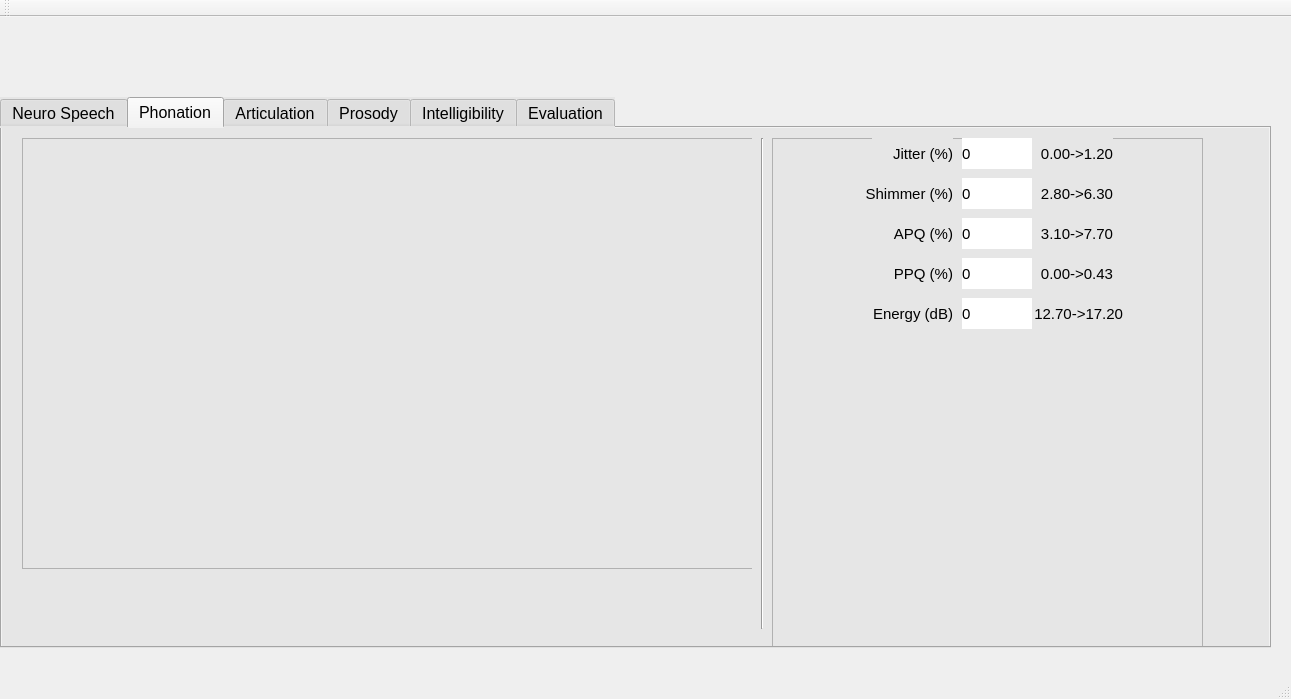
First picture: the form in src/PDTool/mainwindow.ui, repository jcvasquezc/NeuroSpeech, before the edit.
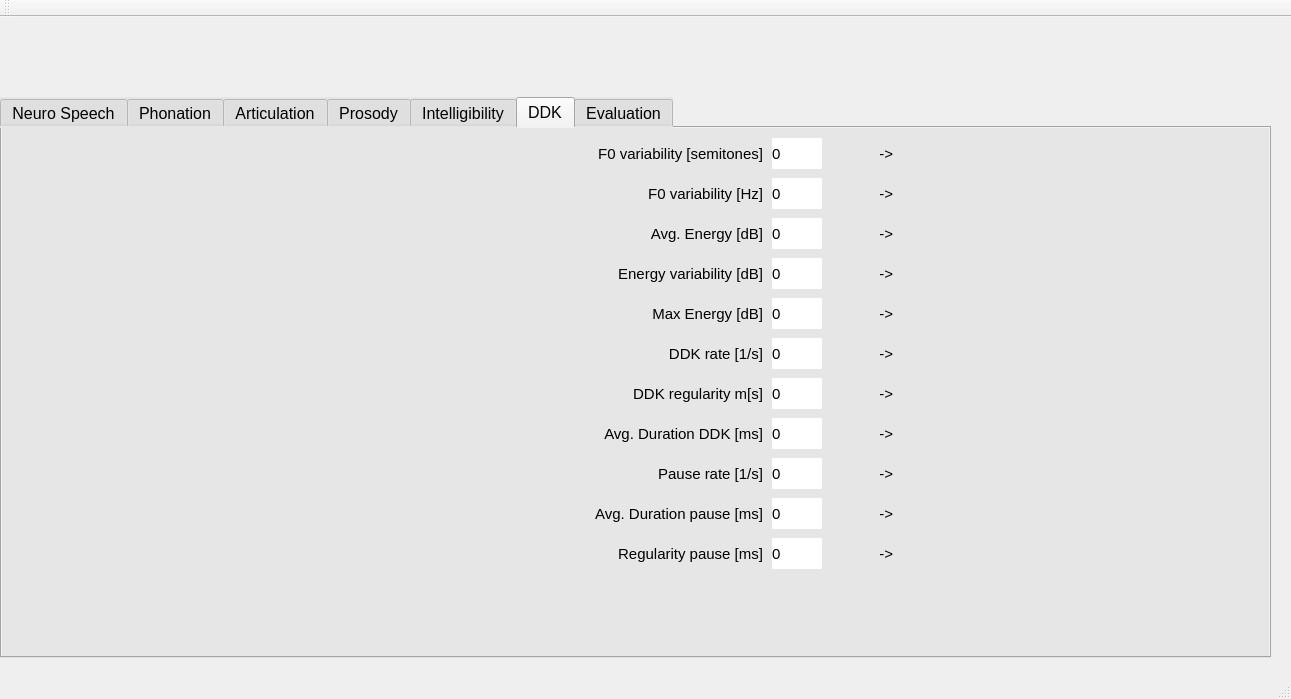
Second picture: the form after the edit. The open tabs and pages were chosen to show the change. Custom widgets are drawn as their Qt base class.

Patch:
```diff
--- a/src/PDTool/mainwindow.ui
+++ b/src/PDTool/mainwindow.ui
@@ -20,7 +20,7 @@
       <x>0</x>
       <y>80</y>
       <width>1271</width>
-      <height>551</height>
+      <height>561</height>
      </rect>
     </property>
     <property name="font">
@@ -305,7 +305,7 @@
         <x>20</x>
         <y>10</y>
         <width>731</width>
-        <height>431</height>
+        <height>461</height>
        </rect>
       </property>
       <property name="frameShape">
@@ -344,9 +344,9 @@
      <widget class="QFrame" name="frame_3">
       <property name="geometry">
        <rect>
-        <x>770</x>
+        <x>760</x>
         <y>10</y>
-        <width>431</width>
+        <width>491</width>
         <height>511</height>
        </rect>
       </property>
@@ -359,9 +359,9 @@
       <widget class="QLabel" name="label_8">
        <property name="geometry">
         <rect>
-         <x>190</x>
+         <x>90</x>
          <y>0</y>
-         <width>71</width>
+         <width>61</width>
          <height>31</height>
         </rect>
        </property>
@@ -381,7 +381,7 @@
       <widget class="QLabel" name="label_3">
        <property name="geometry">
         <rect>
-         <x>100</x>
+         <x>10</x>
          <y>0</y>
          <width>81</width>
          <height>31</height>
@@ -393,7 +393,7 @@
         </font>
        </property>
        <property name="text">
-        <string>Jitter (%)</string>
+        <string>Jitter(%)</string>
        </property>
        <property name="alignment">
         <set>Qt::AlignRight|Qt::AlignTrailing|Qt::AlignVCenter</set>
@@ -402,31 +402,9 @@
       <widget class="QLabel" name="label_10">
        <property name="geometry">
         <rect>
-         <x>190</x>
-         <y>80</y>
-         <width>71</width>
-         <height>31</height>
-        </rect>
-       </property>
-       <property name="font">
-        <font>
-         <pointsize>11</pointsize>
-        </font>
-       </property>
-       <property name="styleSheet">
-        <string notr="true">background-color: rgb(255, 255, 255);
-border-color: rgb(0, 0, 0);</string>
-       </property>
-       <property name="text">
-        <string>0</string>
-       </property>
-      </widget>
-      <widget class="QLabel" name="label_12">
-       <property name="geometry">
-        <rect>
-         <x>190</x>
-         <y>160</y>
-         <width>71</width>
+         <x>340</x>
+         <y>40</y>
+         <width>61</width>
          <height>31</height>
         </rect>
        </property>
@@ -446,7 +424,7 @@
       <widget class="QLabel" name="label_4">
        <property name="geometry">
         <rect>
-         <x>90</x>
+         <x>0</x>
          <y>40</y>
          <width>91</width>
          <height>31</height>
@@ -458,7 +436,7 @@
         </font>
        </property>
        <property name="text">
-        <string>Shimmer (%)</string>
+        <string>Shimmer(%)</string>
        </property>
        <property name="alignment">
         <set>Qt::AlignRight|Qt::AlignTrailing|Qt::AlignVCenter</set>
@@ -467,9 +445,9 @@
       <widget class="QLabel" name="label_11">
        <property name="geometry">
         <rect>
-         <x>190</x>
-         <y>120</y>
-         <width>71</width>
+         <x>340</x>
+         <y>0</y>
+         <width>61</width>
          <height>31</height>
         </rect>
        </property>
@@ -489,9 +467,9 @@
       <widget class="QLabel" name="label_9">
        <property name="geometry">
         <rect>
-         <x>190</x>
+         <x>90</x>
          <y>40</y>
-         <width>71</width>
+         <width>61</width>
          <height>31</height>
         </rect>
        </property>
@@ -511,9 +489,9 @@
       <widget class="QLabel" name="label_5">
        <property name="geometry">
         <rect>
-         <x>100</x>
-         <y>80</y>
-         <width>81</width>
+         <x>280</x>
+         <y>40</y>
+         <width>61</width>
          <height>31</height>
         </rect>
        </property>
@@ -523,28 +501,7 @@
         </font>
        </property>
        <property name="text">
-        <string>APQ (%)</string>
-       </property>
-       <property name="alignment">
-        <set>Qt::AlignRight|Qt::AlignTrailing|Qt::AlignVCenter</set>
-       </property>
-      </widget>
-      <widget class="QLabel" name="label_7">
-       <property name="geometry">
-        <rect>
-         <x>100</x>
-         <y>160</y>
-         <width>81</width>
-         <height>31</height>
-        </rect>
-       </property>
-       <property name="font">
-        <font>
-         <pointsize>11</pointsize>
-        </font>
-       </property>
-       <property name="text">
-        <string>Energy (dB)</string>
+        <string>APQ(%)</string>
        </property>
        <property name="alignment">
         <set>Qt::AlignRight|Qt::AlignTrailing|Qt::AlignVCenter</set>
@@ -553,9 +510,9 @@
       <widget class="QLabel" name="label_6">
        <property name="geometry">
         <rect>
-         <x>110</x>
-         <y>120</y>
-         <width>71</width>
+         <x>280</x>
+         <y>0</y>
+         <width>61</width>
          <height>31</height>
         </rect>
        </property>
@@ -565,7 +522,7 @@
         </font>
        </property>
        <property name="text">
-        <string>PPQ (%)</string>
+        <string>PPQ(%)</string>
        </property>
        <property name="alignment">
         <set>Qt::AlignRight|Qt::AlignTrailing|Qt::AlignVCenter</set>
@@ -574,7 +531,7 @@
       <widget class="QLabel" name="label_93">
        <property name="geometry">
         <rect>
-         <x>260</x>
+         <x>150</x>
          <y>0</y>
          <width>81</width>
          <height>31</height>
@@ -595,7 +552,7 @@
       <widget class="QLabel" name="label_94">
        <property name="geometry">
         <rect>
-         <x>260</x>
+         <x>150</x>
          <y>40</y>
          <width>81</width>
          <height>31</height>
@@ -616,8 +573,8 @@
       <widget class="QLabel" name="label_95">
        <property name="geometry">
         <rect>
-         <x>260</x>
-         <y>80</y>
+         <x>400</x>
+         <y>40</y>
          <width>81</width>
          <height>31</height>
         </rect>
@@ -637,8 +594,8 @@
       <widget class="QLabel" name="label_96">
        <property name="geometry">
         <rect>
-         <x>260</x>
-         <y>120</y>
+         <x>400</x>
+         <y>0</y>
          <width>81</width>
          <height>31</height>
         </rect>
@@ -655,34 +612,13 @@
         <set>Qt::AlignRight|Qt::AlignTrailing|Qt::AlignVCenter</set>
        </property>
       </widget>
-      <widget class="QLabel" name="label_97">
-       <property name="geometry">
-        <rect>
-         <x>260</x>
-         <y>160</y>
-         <width>91</width>
-         <height>31</height>
-        </rect>
-       </property>
-       <property name="font">
-        <font>
-         <pointsize>11</pointsize>
-        </font>
-       </property>
-       <property name="text">
-        <string>12.70-&gt;17.20</string>
-       </property>
-       <property name="alignment">
-        <set>Qt::AlignRight|Qt::AlignTrailing|Qt::AlignVCenter</set>
-       </property>
-      </widget>
       <widget class="QLabel" name="radarPhon">
        <property name="geometry">
         <rect>
-         <x>69</x>
-         <y>198</y>
-         <width>311</width>
-         <height>301</height>
+         <x>70</x>
+         <y>158</y>
+         <width>341</width>
+         <height>341</height>
         </rect>
        </property>
        <property name="text">
@@ -693,7 +629,7 @@
      <widget class="Line" name="line">
       <property name="geometry">
        <rect>
-        <x>750</x>
+        <x>740</x>
         <y>10</y>
         <width>20</width>
         <height>491</height>
@@ -3312,6 +3248,789 @@
       </property>
       <property name="text">
        <string/>
+      </property>
+     </widget>
+     <widget class="QLabel" name="label_191">
+      <property name="geometry">
+       <rect>
+        <x>1040</x>
+        <y>70</y>
+        <width>51</width>
+        <height>31</height>
+       </rect>
+      </property>
+      <property name="font">
+       <font>
+        <pointsize>11</pointsize>
+       </font>
+      </property>
+      <property name="styleSheet">
+       <string notr="true">background-color: rgb(255, 255, 255);
+border-color: rgb(0, 0, 0);</string>
+      </property>
+      <property name="text">
+       <string/>
+      </property>
+     </widget>
+    </widget>
+    <widget class="QWidget" name="tab_7">
+     <attribute name="title">
+      <string>DDK</string>
+     </attribute>
+     <widget class="QCustomPlot" name="customPlot_10" native="true">
+      <property name="geometry">
+       <rect>
+        <x>10</x>
+        <y>10</y>
+        <width>571</width>
+        <height>151</height>
+       </rect>
+      </property>
+      <property name="styleSheet">
+       <string notr="true">background-color: rgb(230, 230, 230);</string>
+      </property>
+     </widget>
+     <widget class="QCustomPlot" name="customPlot_11" native="true">
+      <property name="geometry">
+       <rect>
+        <x>10</x>
+        <y>170</y>
+        <width>571</width>
+        <height>161</height>
+       </rect>
+      </property>
+      <property name="styleSheet">
+       <string notr="true">background-color: rgb(230, 230, 230);</string>
+      </property>
+     </widget>
+     <widget class="QCustomPlot" name="customPlot_12" native="true">
+      <property name="geometry">
+       <rect>
+        <x>10</x>
+        <y>350</y>
+        <width>571</width>
+        <height>151</height>
+       </rect>
+      </property>
+      <property name="styleSheet">
+       <string notr="true">background-color: rgb(230, 230, 230);</string>
+      </property>
+     </widget>
+     <widget class="QLabel" name="label_159">
+      <property name="geometry">
+       <rect>
+        <x>770</x>
+        <y>50</y>
+        <width>51</width>
+        <height>31</height>
+       </rect>
+      </property>
+      <property name="font">
+       <font>
+        <pointsize>11</pointsize>
+       </font>
+      </property>
+      <property name="styleSheet">
+       <string notr="true">background-color: rgb(255, 255, 255);
+border-color: rgb(0, 0, 0);</string>
+      </property>
+      <property name="text">
+       <string>0</string>
+      </property>
+     </widget>
+     <widget class="QLabel" name="label_160">
+      <property name="geometry">
+       <rect>
+        <x>770</x>
+        <y>130</y>
+        <width>51</width>
+        <height>31</height>
+       </rect>
+      </property>
+      <property name="font">
+       <font>
+        <pointsize>11</pointsize>
+       </font>
+      </property>
+      <property name="styleSheet">
+       <string notr="true">background-color: rgb(255, 255, 255);
+border-color: rgb(0, 0, 0);</string>
+      </property>
+      <property name="text">
+       <string>0</string>
+      </property>
+     </widget>
+     <widget class="QLabel" name="label_161">
+      <property name="geometry">
+       <rect>
+        <x>770</x>
+        <y>330</y>
+        <width>51</width>
+        <height>31</height>
+       </rect>
+      </property>
+      <property name="font">
+       <font>
+        <pointsize>11</pointsize>
+       </font>
+      </property>
+      <property name="styleSheet">
+       <string notr="true">background-color: rgb(255, 255, 255);
+border-color: rgb(0, 0, 0);</string>
+      </property>
+      <property name="text">
+       <string>0</string>
+      </property>
+     </widget>
+     <widget class="QLabel" name="label_162">
+      <property name="geometry">
+       <rect>
+        <x>770</x>
+        <y>370</y>
+        <width>51</width>
+        <height>31</height>
+       </rect>
+      </property>
+      <property name="font">
+       <font>
+        <pointsize>11</pointsize>
+       </font>
+      </property>
+      <property name="styleSheet">
+       <string notr="true">background-color: rgb(255, 255, 255);
+border-color: rgb(0, 0, 0);</string>
+      </property>
+      <property name="text">
+       <string>0</string>
+      </property>
+     </widget>
+     <widget class="QLabel" name="label_163">
+      <property name="geometry">
+       <rect>
+        <x>770</x>
+        <y>250</y>
+        <width>51</width>
+        <height>31</height>
+       </rect>
+      </property>
+      <property name="font">
+       <font>
+        <pointsize>11</pointsize>
+       </font>
+      </property>
+      <property name="styleSheet">
+       <string notr="true">background-color: rgb(255, 255, 255);
+border-color: rgb(0, 0, 0);</string>
+      </property>
+      <property name="text">
+       <string>0</string>
+      </property>
+     </widget>
+     <widget class="QLabel" name="label_164">
+      <property name="geometry">
+       <rect>
+        <x>770</x>
+        <y>410</y>
+        <width>51</width>
+        <height>31</height>
+       </rect>
+      </property>
+      <property name="font">
+       <font>
+        <pointsize>11</pointsize>
+       </font>
+      </property>
+      <property name="styleSheet">
+       <string notr="true">background-color: rgb(255, 255, 255);
+border-color: rgb(0, 0, 0);</string>
+      </property>
+      <property name="text">
+       <string>0</string>
+      </property>
+     </widget>
+     <widget class="QLabel" name="label_165">
+      <property name="geometry">
+       <rect>
+        <x>770</x>
+        <y>90</y>
+        <width>51</width>
+        <height>31</height>
+       </rect>
+      </property>
+      <property name="font">
+       <font>
+        <pointsize>11</pointsize>
+       </font>
+      </property>
+      <property name="styleSheet">
+       <string notr="true">background-color: rgb(255, 255, 255);
+border-color: rgb(0, 0, 0);</string>
+      </property>
+      <property name="text">
+       <string>0</string>
+      </property>
+     </widget>
+     <widget class="QLabel" name="label_166">
+      <property name="geometry">
+       <rect>
+        <x>770</x>
+        <y>290</y>
+        <width>51</width>
+        <height>31</height>
+       </rect>
+      </property>
+      <property name="font">
+       <font>
+        <pointsize>11</pointsize>
+       </font>
+      </property>
+      <property name="styleSheet">
+       <string notr="true">background-color: rgb(255, 255, 255);
+border-color: rgb(0, 0, 0);</string>
+      </property>
+      <property name="text">
+       <string>0</string>
+      </property>
+     </widget>
+     <widget class="QLabel" name="label_167">
+      <property name="geometry">
+       <rect>
+        <x>770</x>
+        <y>10</y>
+        <width>51</width>
+        <height>31</height>
+       </rect>
+      </property>
+      <property name="font">
+       <font>
+        <pointsize>11</pointsize>
+       </font>
+      </property>
+      <property name="styleSheet">
+       <string notr="true">background-color: rgb(255, 255, 255);
+border-color: rgb(0, 0, 0);</string>
+      </property>
+      <property name="text">
+       <string>0</string>
+      </property>
+     </widget>
+     <widget class="QLabel" name="label_168">
+      <property name="geometry">
+       <rect>
+        <x>770</x>
+        <y>170</y>
+        <width>51</width>
+        <height>31</height>
+       </rect>
+      </property>
+      <property name="font">
+       <font>
+        <pointsize>11</pointsize>
+       </font>
+      </property>
+      <property name="styleSheet">
+       <string notr="true">background-color: rgb(255, 255, 255);
+border-color: rgb(0, 0, 0);</string>
+      </property>
+      <property name="text">
+       <string>0</string>
+      </property>
+     </widget>
+     <widget class="QLabel" name="label_169">
+      <property name="geometry">
+       <rect>
+        <x>770</x>
+        <y>210</y>
+        <width>51</width>
+        <height>31</height>
+       </rect>
+      </property>
+      <property name="font">
+       <font>
+        <pointsize>11</pointsize>
+       </font>
+      </property>
+      <property name="styleSheet">
+       <string notr="true">background-color: rgb(255, 255, 255);
+border-color: rgb(0, 0, 0);</string>
+      </property>
+      <property name="text">
+       <string>0</string>
+      </property>
+     </widget>
+     <widget class="QLabel" name="label_170">
+      <property name="geometry">
+       <rect>
+        <x>590</x>
+        <y>10</y>
+        <width>171</width>
+        <height>31</height>
+       </rect>
+      </property>
+      <property name="font">
+       <font>
+        <pointsize>11</pointsize>
+       </font>
+      </property>
+      <property name="text">
+       <string>F0 variability [semitones]</string>
+      </property>
+      <property name="alignment">
+       <set>Qt::AlignRight|Qt::AlignTrailing|Qt::AlignVCenter</set>
+      </property>
+     </widget>
+     <widget class="QLabel" name="label_171">
+      <property name="geometry">
+       <rect>
+        <x>590</x>
+        <y>50</y>
+        <width>171</width>
+        <height>31</height>
+       </rect>
+      </property>
+      <property name="font">
+       <font>
+        <pointsize>11</pointsize>
+       </font>
+      </property>
+      <property name="text">
+       <string>F0 variability [Hz]</string>
+      </property>
+      <property name="alignment">
+       <set>Qt::AlignRight|Qt::AlignTrailing|Qt::AlignVCenter</set>
+      </property>
+     </widget>
+     <widget class="QLabel" name="label_172">
+      <property name="geometry">
+       <rect>
+        <x>590</x>
+        <y>90</y>
+        <width>171</width>
+        <height>31</height>
+       </rect>
+      </property>
+      <property name="font">
+       <font>
+        <pointsize>11</pointsize>
+       </font>
+      </property>
+      <property name="text">
+       <string>Avg. Energy [dB]</string>
+      </property>
+      <property name="alignment">
+       <set>Qt::AlignRight|Qt::AlignTrailing|Qt::AlignVCenter</set>
+      </property>
+     </widget>
+     <widget class="QLabel" name="label_173">
+      <property name="geometry">
+       <rect>
+        <x>590</x>
+        <y>130</y>
+        <width>171</width>
+        <height>31</height>
+       </rect>
+      </property>
+      <property name="font">
+       <font>
+        <pointsize>11</pointsize>
+       </font>
+      </property>
+      <property name="text">
+       <string>Energy variability [dB]</string>
+      </property>
+      <property name="alignment">
+       <set>Qt::AlignRight|Qt::AlignTrailing|Qt::AlignVCenter</set>
+      </property>
+     </widget>
+     <widget class="QLabel" name="label_174">
+      <property name="geometry">
+       <rect>
+        <x>590</x>
+        <y>170</y>
+        <width>171</width>
+        <height>31</height>
+       </rect>
+      </property>
+      <property name="font">
+       <font>
+        <pointsize>11</pointsize>
+       </font>
+      </property>
+      <property name="text">
+       <string>Max Energy [dB]</string>
+      </property>
+      <property name="alignment">
+       <set>Qt::AlignRight|Qt::AlignTrailing|Qt::AlignVCenter</set>
+      </property>
+     </widget>
+     <widget class="QLabel" name="label_175">
+      <property name="geometry">
+       <rect>
+        <x>590</x>
+        <y>210</y>
+        <width>171</width>
+        <height>31</height>
+       </rect>
+      </property>
+      <property name="font">
+       <font>
+        <pointsize>11</pointsize>
+       </font>
+      </property>
+      <property name="text">
+       <string>DDK rate [1/s]</string>
+      </property>
+      <property name="alignment">
+       <set>Qt::AlignRight|Qt::AlignTrailing|Qt::AlignVCenter</set>
+      </property>
+     </widget>
+     <widget class="QLabel" name="label_176">
+      <property name="geometry">
+       <rect>
+        <x>590</x>
+        <y>250</y>
+        <width>171</width>
+        <height>31</height>
+       </rect>
+      </property>
+      <property name="font">
+       <font>
+        <pointsize>11</pointsize>
+       </font>
+      </property>
+      <property name="text">
+       <string>DDK regularity m[s]</string>
+      </property>
+      <property name="alignment">
+       <set>Qt::AlignRight|Qt::AlignTrailing|Qt::AlignVCenter</set>
+      </property>
+     </widget>
+     <widget class="QLabel" name="label_177">
+      <property name="geometry">
+       <rect>
+        <x>590</x>
+        <y>290</y>
+        <width>171</width>
+        <height>31</height>
+       </rect>
+      </property>
+      <property name="font">
+       <font>
+        <pointsize>11</pointsize>
+       </font>
+      </property>
+      <property name="text">
+       <string>Avg. Duration DDK [ms]</string>
+      </property>
+      <property name="alignment">
+       <set>Qt::AlignRight|Qt::AlignTrailing|Qt::AlignVCenter</set>
+      </property>
+     </widget>
+     <widget class="QLabel" name="label_178">
+      <property name="geometry">
+       <rect>
+        <x>590</x>
+        <y>330</y>
+        <width>171</width>
+        <height>31</height>
+       </rect>
+      </property>
+      <property name="font">
+       <font>
+        <pointsize>11</pointsize>
+       </font>
+      </property>
+      <property name="text">
+       <string>Pause rate [1/s]</string>
+      </property>
+      <property name="alignment">
+       <set>Qt::AlignRight|Qt::AlignTrailing|Qt::AlignVCenter</set>
+      </property>
+     </widget>
+     <widget class="QLabel" name="label_179">
+      <property name="geometry">
+       <rect>
+        <x>590</x>
+        <y>370</y>
+        <width>171</width>
+        <height>31</height>
+       </rect>
+      </property>
+      <property name="font">
+       <font>
+        <pointsize>11</pointsize>
+       </font>
+      </property>
+      <property name="text">
+       <string>Avg. Duration pause [ms]</string>
+      </property>
+      <property name="alignment">
+       <set>Qt::AlignRight|Qt::AlignTrailing|Qt::AlignVCenter</set>
+      </property>
+     </widget>
+     <widget class="QLabel" name="label_180">
+      <property name="geometry">
+       <rect>
+        <x>590</x>
+        <y>410</y>
+        <width>171</width>
+        <height>31</height>
+       </rect>
+      </property>
+      <property name="font">
+       <font>
+        <pointsize>11</pointsize>
+       </font>
+      </property>
+      <property name="text">
+       <string>Regularity pause [ms]</string>
+      </property>
+      <property name="alignment">
+       <set>Qt::AlignRight|Qt::AlignTrailing|Qt::AlignVCenter</set>
+      </property>
+     </widget>
+     <widget class="QLabel" name="radarDDK">
+      <property name="geometry">
+       <rect>
+        <x>920</x>
+        <y>60</y>
+        <width>331</width>
+        <height>311</height>
+       </rect>
+      </property>
+      <property name="text">
+       <string/>
+      </property>
+     </widget>
+     <widget class="QLabel" name="label_192">
+      <property name="geometry">
+       <rect>
+        <x>820</x>
+        <y>10</y>
+        <width>71</width>
+        <height>31</height>
+       </rect>
+      </property>
+      <property name="font">
+       <font>
+        <pointsize>11</pointsize>
+       </font>
+      </property>
+      <property name="text">
+       <string>-&gt;</string>
+      </property>
+      <property name="alignment">
+       <set>Qt::AlignRight|Qt::AlignTrailing|Qt::AlignVCenter</set>
+      </property>
+     </widget>
+     <widget class="QLabel" name="label_193">
+      <property name="geometry">
+       <rect>
+        <x>820</x>
+        <y>50</y>
+        <width>71</width>
+        <height>31</height>
+       </rect>
+      </property>
+      <property name="font">
+       <font>
+        <pointsize>11</pointsize>
+       </font>
+      </property>
+      <property name="text">
+       <string>-&gt;</string>
+      </property>
+      <property name="alignment">
+       <set>Qt::AlignRight|Qt::AlignTrailing|Qt::AlignVCenter</set>
+      </property>
+     </widget>
+     <widget class="QLabel" name="label_194">
+      <property name="geometry">
+       <rect>
+        <x>820</x>
+        <y>90</y>
+        <width>71</width>
+        <height>31</height>
+       </rect>
+      </property>
+      <property name="font">
+       <font>
+        <pointsize>11</pointsize>
+       </font>
+      </property>
+      <property name="text">
+       <string>-&gt;</string>
+      </property>
+      <property name="alignment">
+       <set>Qt::AlignRight|Qt::AlignTrailing|Qt::AlignVCenter</set>
+      </property>
+     </widget>
+     <widget class="QLabel" name="label_195">
+      <property name="geometry">
+       <rect>
+        <x>820</x>
+        <y>130</y>
+        <width>71</width>
+        <height>31</height>
+       </rect>
+      </property>
+      <property name="font">
+       <font>
+        <pointsize>11</pointsize>
+       </font>
+      </property>
+      <property name="text">
+       <string>-&gt;</string>
+      </property>
+      <property name="alignment">
+       <set>Qt::AlignRight|Qt::AlignTrailing|Qt::AlignVCenter</set>
+      </property>
+     </widget>
+     <widget class="QLabel" name="label_196">
+      <property name="geometry">
+       <rect>
+        <x>820</x>
+        <y>170</y>
+        <width>71</width>
+        <height>31</height>
+       </rect>
+      </property>
+      <property name="font">
+       <font>
+        <pointsize>11</pointsize>
+       </font>
+      </property>
+      <property name="text">
+       <string>-&gt;</string>
+      </property>
+      <property name="alignment">
+       <set>Qt::AlignRight|Qt::AlignTrailing|Qt::AlignVCenter</set>
+      </property>
+     </widget>
+     <widget class="QLabel" name="label_197">
+      <property name="geometry">
+       <rect>
+        <x>820</x>
+        <y>210</y>
+        <width>71</width>
+        <height>31</height>
+       </rect>
+      </property>
+      <property name="font">
+       <font>
+        <pointsize>11</pointsize>
+       </font>
+      </property>
+      <property name="text">
+       <string>-&gt;</string>
+      </property>
+      <property name="alignment">
+       <set>Qt::AlignRight|Qt::AlignTrailing|Qt::AlignVCenter</set>
+      </property>
+     </widget>
+     <widget class="QLabel" name="label_198">
+      <property name="geometry">
+       <rect>
+        <x>820</x>
+        <y>250</y>
+        <width>71</width>
+        <height>31</height>
+       </rect>
+      </property>
+      <property name="font">
+       <font>
+        <pointsize>11</pointsize>
+       </font>
+      </property>
+      <property name="text">
+       <string>-&gt;</string>
+      </property>
+      <property name="alignment">
+       <set>Qt::AlignRight|Qt::AlignTrailing|Qt::AlignVCenter</set>
+      </property>
+     </widget>
+     <widget class="QLabel" name="label_199">
+      <property name="geometry">
+       <rect>
+        <x>820</x>
+        <y>290</y>
+        <width>71</width>
+        <height>31</height>
+       </rect>
+      </property>
+      <property name="font">
+       <font>
+        <pointsize>11</pointsize>
+       </font>
+      </property>
+      <property name="text">
+       <string>-&gt;</string>
+      </property>
+      <property name="alignment">
+       <set>Qt::AlignRight|Qt::AlignTrailing|Qt::AlignVCenter</set>
+      </property>
+     </widget>
+     <widget class="QLabel" name="label_200">
+      <property name="geometry">
+       <rect>
+        <x>820</x>
+        <y>330</y>
+        <width>71</width>
+        <height>31</height>
+       </rect>
+      </property>
+      <property name="font">
+       <font>
+        <pointsize>11</pointsize>
+       </font>
+      </property>
+      <property name="text">
+       <string>-&gt;</string>
+      </property>
+      <property name="alignment">
+       <set>Qt::AlignRight|Qt::AlignTrailing|Qt::AlignVCenter</set>
+      </property>
+     </widget>
+     <widget class="QLabel" name="label_201">
+      <property name="geometry">
+       <rect>
+        <x>820</x>
+        <y>370</y>
+        <width>71</width>
+        <height>31</height>
+       </rect>
+      </property>
+      <property name="font">
+       <font>
+        <pointsize>11</pointsize>
+       </font>
+      </property>
+      <property name="text">
+       <string>-&gt;</string>
+      </property>
+      <property name="alignment">
+       <set>Qt::AlignRight|Qt::AlignTrailing|Qt::AlignVCenter</set>
+      </property>
+     </widget>
+     <widget class="QLabel" name="label_202">
+      <property name="geometry">
+       <rect>
+        <x>820</x>
+        <y>410</y>
+        <width>71</width>
+        <height>31</height>
+       </rect>
+      </property>
+      <property name="font">
+       <font>
+        <pointsize>11</pointsize>
+       </font>
+      </property>
+      <property name="text">
+       <string>-&gt;</string>
+      </property>
+      <property name="alignment">
+       <set>Qt::AlignRight|Qt::AlignTrailing|Qt::AlignVCenter</set>
       </property>
      </widget>
     </widget>
@@ -3862,7 +4581,7 @@
    <widget class="QLabel" name="label_68">
     <property name="geometry">
      <rect>
-      <x>250</x>
+      <x>310</x>
       <y>0</y>
       <width>831</width>
       <height>81</height>
```
Left out of the diff: 591 changed lines with no effect on the pictures.
